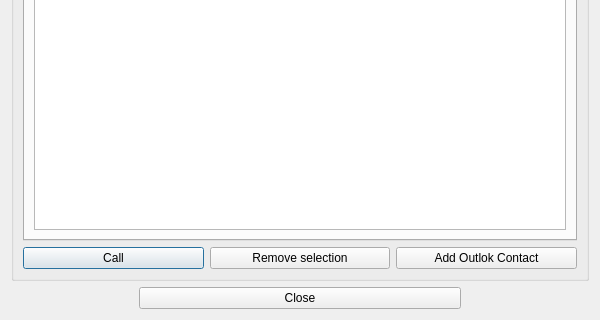
Before: the Qt Designer form CallHistoryDialog.ui in okostynchuk/Outcall, drawn with Qt 5; both pictures show x 0 to 600 and y 188 to 508 of the 600 by 508 pixel window.
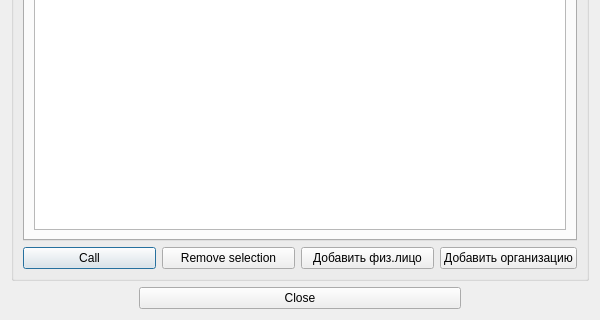
After: the same form once the commit is applied. Icons and pictures are not drawn.

What changed in the file:
```diff
--- a/CallHistoryDialog.ui
+++ b/CallHistoryDialog.ui
@@ -171,7 +171,14 @@
         <item>
          <widget class="QPushButton" name="addContactButton">
           <property name="text">
-           <string>Add Outlok Contact</string>
+           <string>Добавить физ.лицо</string>
+          </property>
+         </widget>
+        </item>
+        <item>
+         <widget class="QPushButton" name="addOrgContactButton">
+          <property name="text">
+           <string>Добавить организацию</string>
           </property>
          </widget>
         </item>
```
Left out of the diff: 6 changed lines with no effect on the pictures.
